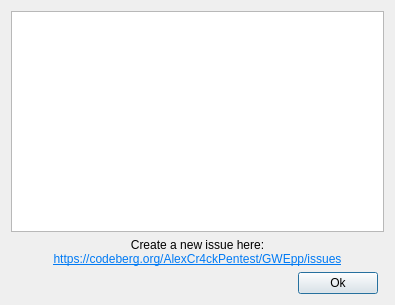
Qt form ui/report_a_bug_dialog.ui (AlexandrAlexeev7119/NvCtrl-linux) before a commit.
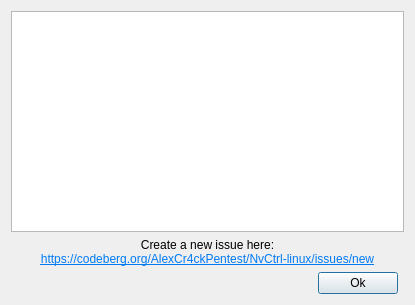
The same form after that commit.

Commit message: rename application from GWEpp to NvCtrl-Linux, removed unused code

Diff of the .ui file:
```diff
--- a/ui/report_a_bug_dialog.ui
+++ b/ui/report_a_bug_dialog.ui
@@ -6,7 +6,7 @@
    <rect>
     <x>0</x>
     <y>0</y>
-    <width>395</width>
+    <width>415</width>
     <height>305</height>
    </rect>
   </property>
@@ -17,7 +17,7 @@
    <item row="1" column="0" colspan="3">
     <widget class="QLabel" name="label_text">
      <property name="text">
-      <string>&lt;html&gt;&lt;head/&gt;&lt;body&gt;&lt;p align=&quot;center&quot;&gt;Create a new issue here:&lt;br/&gt;&lt;a href=&quot;https://codeberg.org/AlexCr4ckPentest/GWEpp/issues&quot;&gt;&lt;span style=&quot; text-decoration: underline; color:#007af4;&quot;&gt;https://codeberg.org/AlexCr4ckPentest/GWEpp/issues&lt;/span&gt;&lt;/a&gt;&lt;/p&gt;&lt;/body&gt;&lt;/html&gt;</string>
+      <string>&lt;html&gt;&lt;head/&gt;&lt;body&gt;&lt;p align=&quot;center&quot;&gt;Create a new issue here:&lt;br/&gt;&lt;a href=&quot;https://codeberg.org/AlexCr4ckPentest/GWEpp/issues&quot;&gt;&lt;span style=&quot; text-decoration: underline; color:#007af4;&quot;&gt;https://codeberg.org/AlexCr4ckPentest/NvCtrl-linux/issues/new&lt;/span&gt;&lt;/a&gt;&lt;/p&gt;&lt;/body&gt;&lt;/html&gt;</string>
      </property>
      <property name="textFormat">
       <enum>Qt::RichText</enum>
```
Left out of the diff: 2 changed lines with no effect on the pictures. The commit also changes 19 other files.
